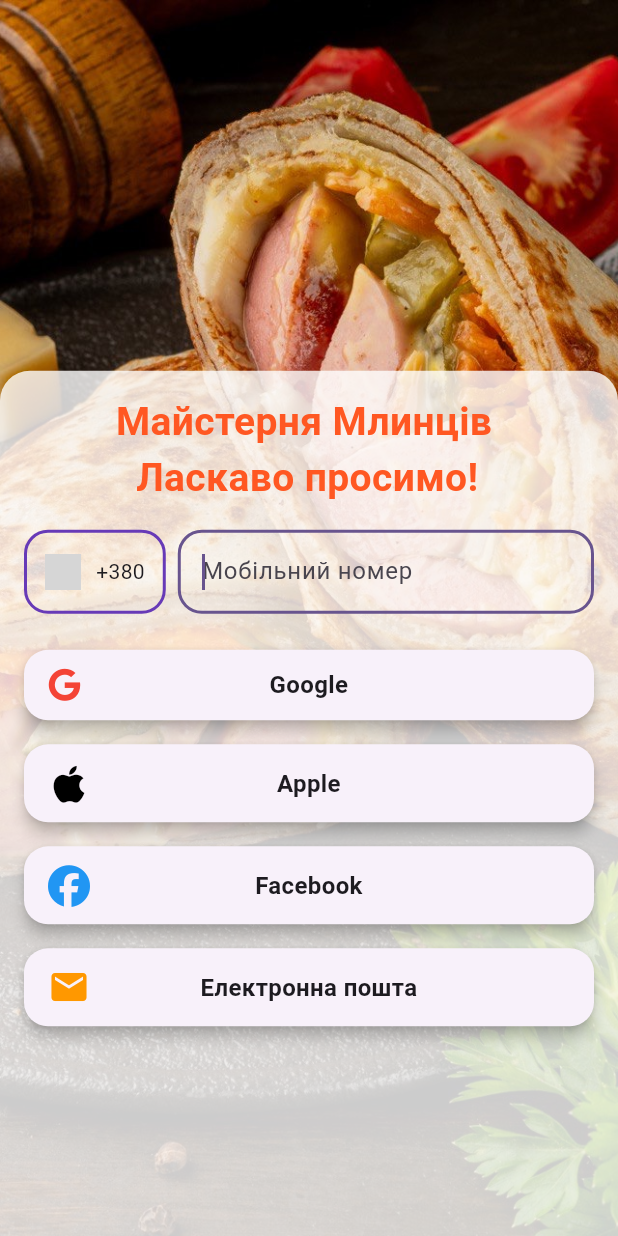
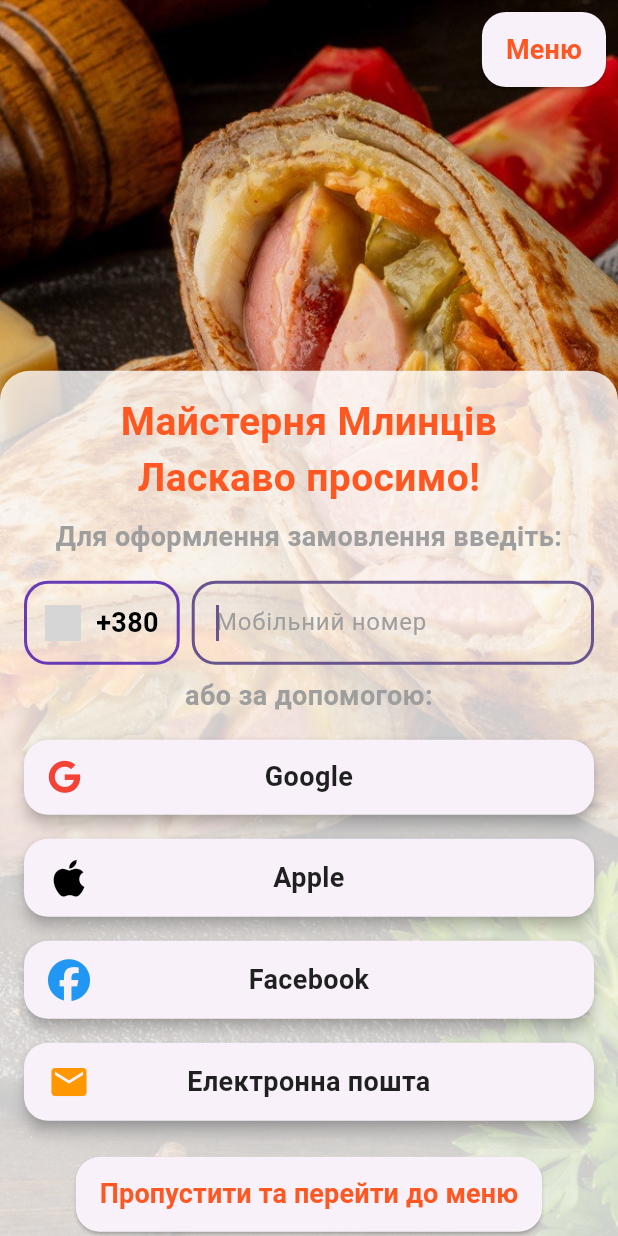
Before and after one commit to Spartakm67/flutter_final_project, a Flutter app: the screen it shows after launch, on a phone screen of 412 x 824 dp. Run offline on Flutter 3.47's test engine with Material 3 defaults, Android fonts, the phone set to English and light mode, and no system bars; our stand-ins replace flutter_mobx, font_awesome_flutter, google_fonts, mobx; generated files the repository leaves out were written again; grey boxes are pictures that could not be loaded.

Commit message:
HomeScreen updated

```diff
--- a/lib/presentation/screens/home_screen.dart
+++ b/lib/presentation/screens/home_screen.dart
@@ -1,6 +1,7 @@
 import 'package:flutter/material.dart';
 import 'package:flutter_mobx/flutter_mobx.dart';
 import 'package:flutter_final_project/domain/store/home_store/home_screen_store.dart';
+import 'package:flutter_final_project/presentation/widgets/home_button.dart';
 import 'package:font_awesome_flutter/font_awesome_flutter.dart';
 
 class HomeScreen extends StatefulWidget {
@@ -26,7 +27,7 @@ class HomeScreenState extends State<HomeScreen>
     );
 
     _alignAnimation = Tween<Alignment>(
-      begin: const Alignment(0.0, 5.0),
+      begin: const Alignment(0.0, 3.0),
       end: Alignment.bottomCenter,
     ).animate(
       CurvedAnimation(
@@ -79,11 +80,22 @@ class HomeScreenState extends State<HomeScreen>
                           crossAxisAlignment: CrossAxisAlignment.center,
                           children: [
                             const Text(
-                              'Майстерня Млинців \n  Ласкаво просимо!',
+                              'Майстерня Млинців \nЛаскаво просимо!',
+                              textAlign: TextAlign.center,
                               style: TextStyle(
                                 fontSize: 26,
                                 fontWeight: FontWeight.bold,
                                 color: Colors.deepOrange,
+                              ),
+                            ),
+                            const SizedBox(height: 8),
+                            const Text(
+                              'Для оформлення замовлення введіть:',
+                              textAlign: TextAlign.center,
+                              style: TextStyle(
+                                fontSize: 18,
+                                fontWeight: FontWeight.bold,
+                                color: Colors.grey,
                               ),
                             ),
                             const SizedBox(height: 16),
@@ -96,8 +108,10 @@ class HomeScreenState extends State<HomeScreen>
                                       horizontal: 12,
                                     ),
                                     decoration: BoxDecoration(
-
-                                      border: Border.all(color: Colors.deepPurple, width: 2),
+                                      border: Border.all(
+                                        color: Colors.deepPurple,
+                                        width: 2,
+                                      ),
                                       borderRadius: BorderRadius.circular(16),
                                     ),
                                     child: Row(
@@ -111,7 +125,14 @@ class HomeScreenState extends State<HomeScreen>
                                         const SizedBox(
                                           width: 10,
                                         ),
-                                        const Text('+380'),
+                                        const Text(
+                                          '+380',
+                                          style: TextStyle(
+                                            fontSize: 18,
+                                            color: Colors.black,
+                                            fontWeight: FontWeight.bold,
+                                          ),
+                                        ),
                                       ],
                                     ),
                                   ),
@@ -123,8 +144,14 @@ class HomeScreenState extends State<HomeScreen>
                                       autofocus: true,
                                       decoration: InputDecoration(
                                         hintText: 'Мобільний номер',
+                                        hintStyle: const TextStyle(
+                                          color: Colors.grey,
+                                          fontSize: 16,
+                                          // fontStyle: FontStyle.italic,
+                                        ),
                                         border: OutlineInputBorder(
-                                          borderRadius: BorderRadius.circular(16),
+                                          borderRadius:
+                                              BorderRadius.circular(16),
                                         ),
                                       ),
                                     ),
@@ -132,13 +159,25 @@ class HomeScreenState extends State<HomeScreen>
                                 ],
                               ),
                             ),
-                            const SizedBox(height: 16),
+                            const SizedBox(height: 8),
+                            const Text(
+                              'або за допомогою:',
+                              textAlign: TextAlign.center,
+                              style: TextStyle(
+                                fontSize: 18,
+                                fontWeight: FontWeight.bold,
+                                color: Colors.grey,
+                              ),
+                            ),
+                            const SizedBox(height: 8),
                             ...[
                               {
                                 'icon': FontAwesomeIcons.google,
                                 'label': 'Google',
                                 'iconStyle': const TextStyle(
-                                    color: Colors.red, fontSize: 22,),
+                                  color: Colors.red,
+                                  fontSize: 22,
+                                ),
                                 'onPressed': () {
                                   print('Авторизація через Google');
                                 },
@@ -147,7 +186,9 @@ class HomeScreenState extends State<HomeScreen>
                                 'icon': FontAwesomeIcons.apple,
                                 'label': 'Apple',
                                 'iconStyle': const TextStyle(
-                                    color: Colors.black, fontSize: 28,),
+                                  color: Colors.black,
+                                  fontSize: 28,
+                                ),
                                 'onPressed': () {
                                   print('Авторизація через Apple');
                                 },
@@ -156,7 +197,9 @@ class HomeScreenState extends State<HomeScreen>
                                 'icon': FontAwesomeIcons.facebook,
                                 'label': 'Facebook',
                                 'iconStyle': const TextStyle(
-                                    color: Colors.blue, fontSize: 28,),
+                                  color: Colors.blue,
+                                  fontSize: 28,
+                                ),
                                 'onPressed': () {
                                   print('Авторизація через Facebook');
                                 },
@@ -165,7 +208,9 @@ class HomeScreenState extends State<HomeScreen>
                                 'icon': Icons.email,
                                 'label': 'Електронна пошта',
                                 'iconStyle': const TextStyle(
-                                    color: Colors.orange, fontSize: 28,),
+                                  color: Colors.orange,
+                                  fontSize: 28,
+                                ),
                                 'onPressed': () {
                                   print('Авторизація через електронну пошту');
                                 },
@@ -188,8 +233,7 @@ class HomeScreenState extends State<HomeScreen>
                                         horizontal: 16,
                                       ),
                                       child: Stack(
-                                        alignment: Alignment
-                                            .center, // Центруємо елементи
+                                        alignment: Alignment.center,
                                         children: [
                                           Row(
                                             children: [
@@ -210,7 +254,8 @@ class HomeScreenState extends State<HomeScreen>
                                               auth['label'] as String,
                                               textAlign: TextAlign.center,
                                               style: const TextStyle(
-                                                fontSize: 16,
+                                                fontSize: 18,
+                                                color: Colors.black87,
                                                 fontWeight: FontWeight.bold,
                                               ),
                                             ),
@@ -222,6 +267,15 @@ class HomeScreenState extends State<HomeScreen>
                                 );
                               },
                             ),
+                            const SizedBox(height: 16),
+                            FittedBox(
+                              child: HomeButton(
+                                onPressed: () {
+                                  print('Натиснута кнопка CustomButton');
+                                },
+                                text: 'Пропустити та перейти до меню',
+                              ),
+                            ),
                           ],
                         ),
                       ),
@@ -230,6 +284,16 @@ class HomeScreenState extends State<HomeScreen>
                 );
               },
             ),
+            Positioned(
+              top: MediaQuery.of(context).padding.top + 8,
+              right: 8,
+              child: HomeButton(
+                onPressed: () {
+                  print('Кнопка "перейти" натиснута');
+                },
+                text: 'Меню',
+              ),
+            ),
           ],
         ),
       ),
--- a/lib/presentation/styles/text_styles.dart
+++ b/lib/presentation/styles/text_styles.dart
@@ -2,7 +2,6 @@ import 'package:flutter/material.dart';
 import 'package:google_fonts/google_fonts.dart';
 
 class TextStyles {
-
   static const TextStyle appBarText = TextStyle(
     fontSize: 22,
     fontWeight: FontWeight.bold,
@@ -43,6 +42,12 @@ class TextStyles {
     fontSize: 12,
     color: Colors.blue,
     decoration: TextDecoration.underline,
+  );
+
+  static const TextStyle homeButtonText = TextStyle(
+    fontWeight: FontWeight.bold,
+    fontSize: 18,
+    color: Colors.deepOrange,
   );
 
   static const TextStyle buttonText = TextStyle(
--- /dev/null
+++ b/lib/presentation/widgets/custom_button.dart
@@ -0,0 +1,27 @@
+import 'package:flutter/material.dart';
+import 'package:flutter_final_project/presentation/styles/text_styles.dart';
+
+class CustomButton extends StatelessWidget {
+  final VoidCallback onPressed;
+  final String text;
+
+  const CustomButton({
+    super.key,
+    required this.onPressed,
+    required this.text,
+  });
+
+  @override
+  Widget build(BuildContext context) {
+    return FractionallySizedBox(
+      widthFactor: 0.5,
+      child: ElevatedButton(
+        onPressed: onPressed,
+        child: Text(
+          text,
+          style: TextStyles.buttonText,
+        ),
+      ),
+    );
+  }
+}
--- /dev/null
+++ b/lib/presentation/widgets/home_button.dart
@@ -0,0 +1,30 @@
+import 'package:flutter/material.dart';
+import 'package:flutter_final_project/presentation/styles/text_styles.dart';
+
+class HomeButton extends StatelessWidget {
+  final VoidCallback onPressed;
+  final String text;
+
+  const HomeButton({
+    super.key,
+    required this.onPressed,
+    required this.text,
+  });
+
+  @override
+  Widget build(BuildContext context) {
+    return ElevatedButton(
+      onPressed: onPressed,
+      style: ElevatedButton.styleFrom(
+        padding: const EdgeInsets.symmetric(horizontal: 16, vertical: 12),
+        shape: RoundedRectangleBorder(
+          borderRadius: BorderRadius.circular(16),
+        ),
+      ),
+      child: Text(
+        text,
+        style: TextStyles.homeButtonText,
+      ),
+    );
+  }
+}
```
